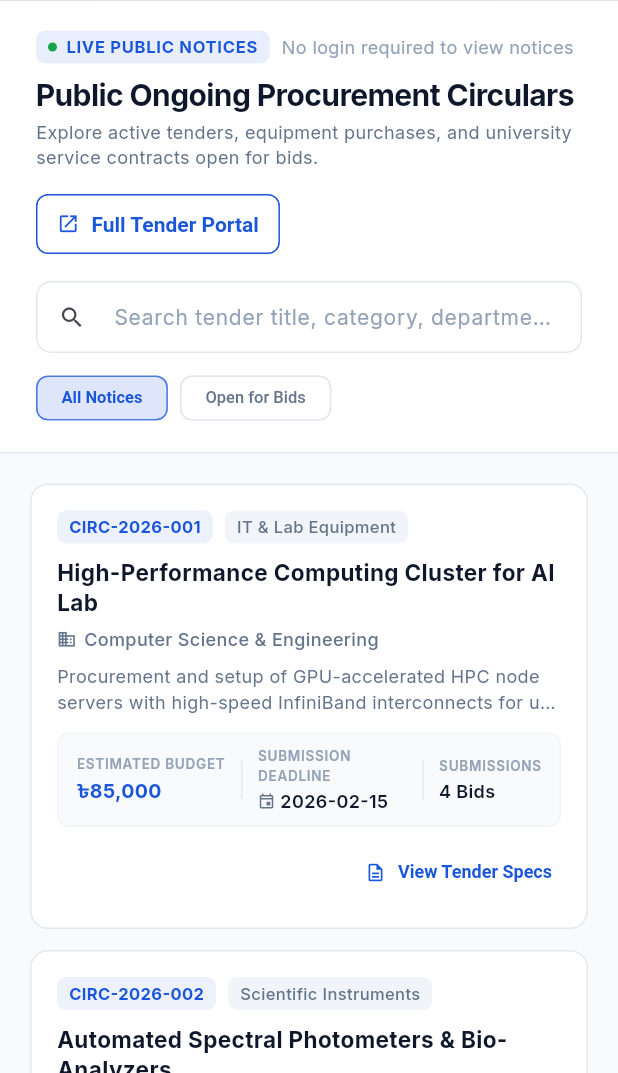
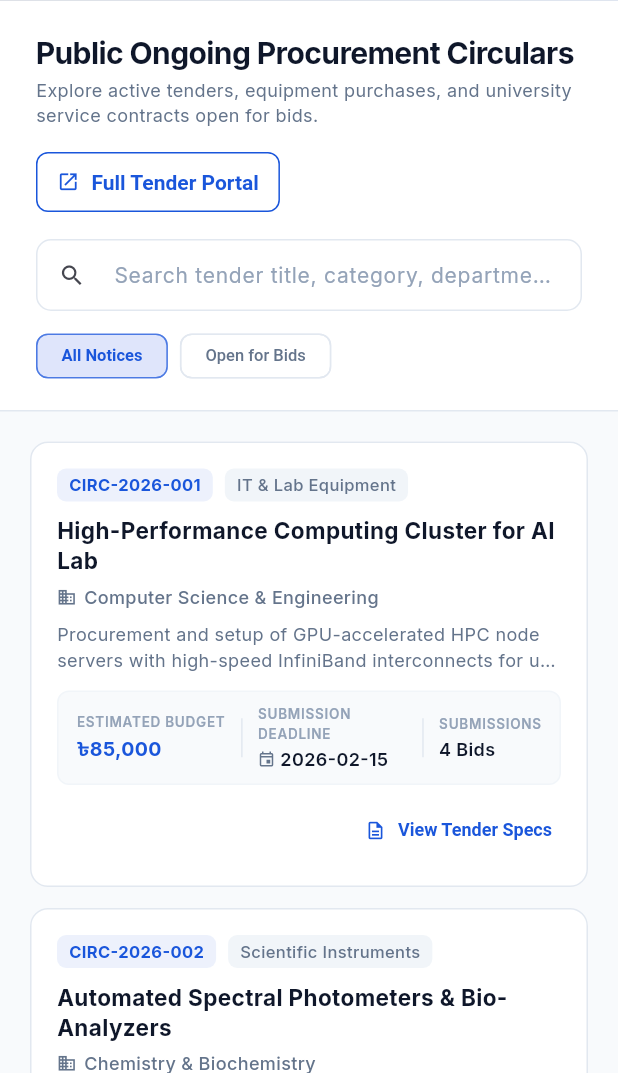
Before and after one commit to MD-Redwan-Ul-Abir/uni_procurement, a Flutter app: the screen it shows after launch, after a tap on an icon or button, on a phone screen of 412 x 824 dp, the part 163-1236 px from its top. Run offline on Flutter 3.47's test engine with Material 3 defaults, Android fonts, the phone set to English and light mode, and no system bars; drawn by our look-alikes of toastification; our stand-ins replace dartz, dio, file_picker, get, get_storage, google_fonts and 1 more; accounts and stored records are empty.

Commit message:
refactor(ui): remove live public notices badge, guest tender hint, and SSL footer from login page

```diff
--- a/lib/features/auth/presentation/pages/login_page.dart
+++ b/lib/features/auth/presentation/pages/login_page.dart
@@ -200,33 +200,6 @@ class _BlueLoginSidePanel extends StatelessWidget {
                       ),
                       child: const _LoginForm(),
                     ),
-
-                    const SizedBox(height: 18),
-
-                    // Institutional Trust / Security Footer
-                    Row(
-                      mainAxisAlignment: MainAxisAlignment.center,
-                      mainAxisSize: MainAxisSize.min,
-                      children: [
-                        Icon(
-                          Icons.lock_outline,
-                          size: 14,
-                          color: Colors.white.withValues(alpha: 0.65),
-                        ),
-                        const SizedBox(width: 6),
-                        Flexible(
-                          child: Text(
-                            '256-Bit SSL Encrypted Procurement System',
-                            style: TextStyle(
-                              color: Colors.white.withValues(alpha: 0.65),
-                              fontSize: 11,
-                              fontWeight: FontWeight.w500,
-                            ),
-                            overflow: TextOverflow.ellipsis,
-                          ),
-                        ),
-                      ],
-                    ),
                   ],
                 ),
               ),
@@ -295,52 +268,6 @@ class _WhitePublicCircularsPanelState
                     Column(
                       crossAxisAlignment: CrossAxisAlignment.start,
                       children: [
-                        Wrap(
-                          spacing: 8,
-                          runSpacing: 6,
-                          crossAxisAlignment: WrapCrossAlignment.center,
-                          children: [
-                            Container(
-                              padding: const EdgeInsets.symmetric(
-                                  horizontal: 8, vertical: 3),
-                              decoration: BoxDecoration(
-                                color: AppColors.primary.withValues(alpha: 0.1),
-                                borderRadius: BorderRadius.circular(6),
-                              ),
-                              child: Row(
-                                mainAxisSize: MainAxisSize.min,
-                                children: [
-                                  Container(
-                                    width: 6,
-                                    height: 6,
-                                    decoration: const BoxDecoration(
-                                      shape: BoxShape.circle,
-                                      color: AppColors.success,
-                                    ),
-                                  ),
-                                  const SizedBox(width: 6),
-                                  const Text(
-                                    'LIVE PUBLIC NOTICES',
-                                    style: TextStyle(
-                                      color: AppColors.primary,
-                                      fontSize: 11,
-                                      fontWeight: FontWeight.w700,
-                                      letterSpacing: 0.5,
-                                    ),
-                                  ),
-                                ],
-                              ),
-                            ),
-                            Text(
-                              'No login required to view notices',
-                              style: TextStyle(
-                                color: AppColors.textTertiary,
-                                fontSize: 12,
-                              ),
-                            ),
-                          ],
-                        ),
-                        const SizedBox(height: 6),
                         const Text(
                           'Public Ongoing Procurement Circulars',
                           style: TextStyle(
```
Also changed, not shown: 1 other file.
